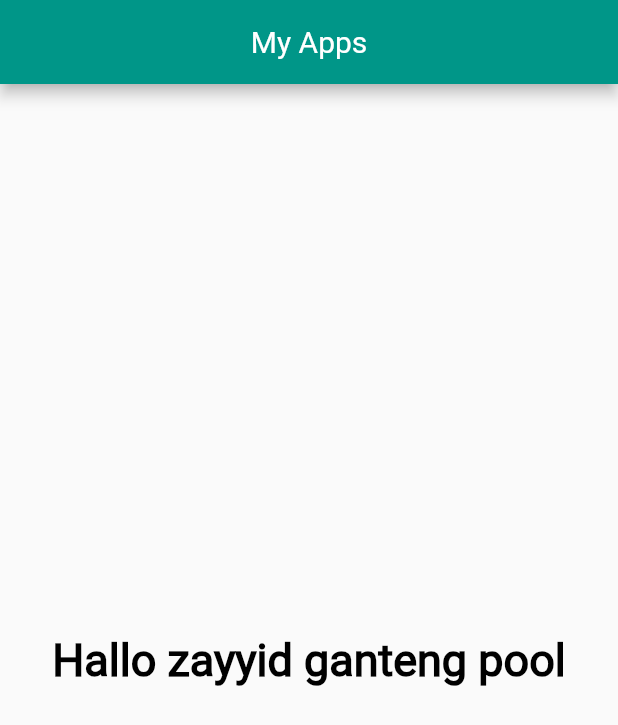
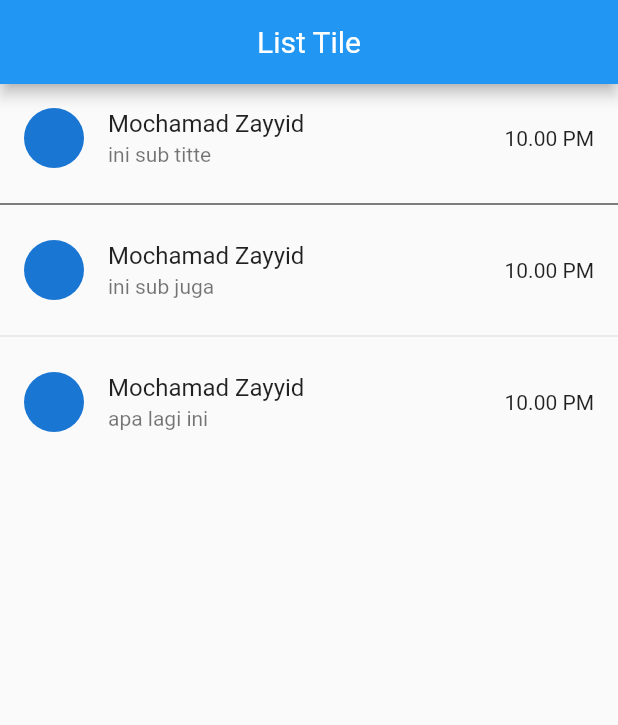
Before and after one commit to zayyid123/belajar-flutter, a Flutter app: the screen it shows after launch, on a phone screen of 412 x 824 dp. Shown: the top 725 px of the screen. Run offline on Flutter 3.47's test engine with Material 2 defaults, Android fonts, the phone set to English and light mode, and no system bars.

Commit message:
list tile

```diff
--- a/lib/main.dart
+++ b/lib/main.dart
@@ -14,20 +14,37 @@ class MyApp extends StatelessWidget {
         debugShowCheckedModeBanner: false,
         home: Scaffold(
           appBar: AppBar(
-            backgroundColor: Colors.teal,
             title: const Center(
-              child: Text('My Apps'),
+              child: Text('List Tile'),
             ),
           ),
-          body: const Center(
-            child: Text(
-              'Hallo zayyid ganteng pool',
-              style: TextStyle(
-                  color: Colors.black,
-                  fontSize: 30,
-                  fontWeight: FontWeight.bold,
-                  fontFamily: 'Roboto'),
-            ),
+          body: Column(
+            children: const [
+              ListTile(
+                title: Text('Mochamad Zayyid'),
+                subtitle: Text('ini sub titte'),
+                leading: CircleAvatar(),
+                trailing: Text('10.00 PM'),
+              ),
+              Divider(
+                color: Colors.black,
+              ),
+              ListTile(
+                title: Text('Mochamad Zayyid'),
+                subtitle: Text('ini sub juga'),
+                leading: CircleAvatar(),
+                trailing: Text('10.00 PM'),
+              ),
+              Divider(
+                  // color: Colors.black,
+                  ),
+              ListTile(
+                title: Text('Mochamad Zayyid'),
+                subtitle: Text('apa lagi ini'),
+                leading: CircleAvatar(),
+                trailing: Text('10.00 PM'),
+              ),
+            ],
           ),
         ));
   }
```
